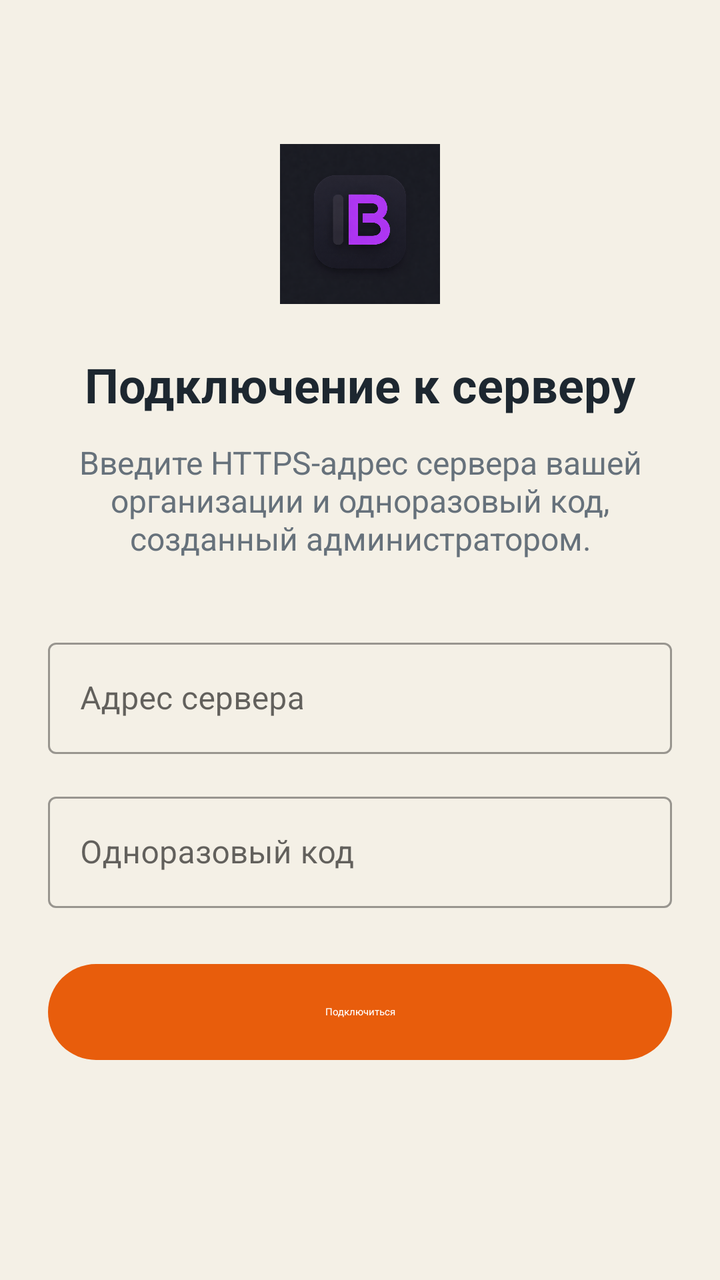
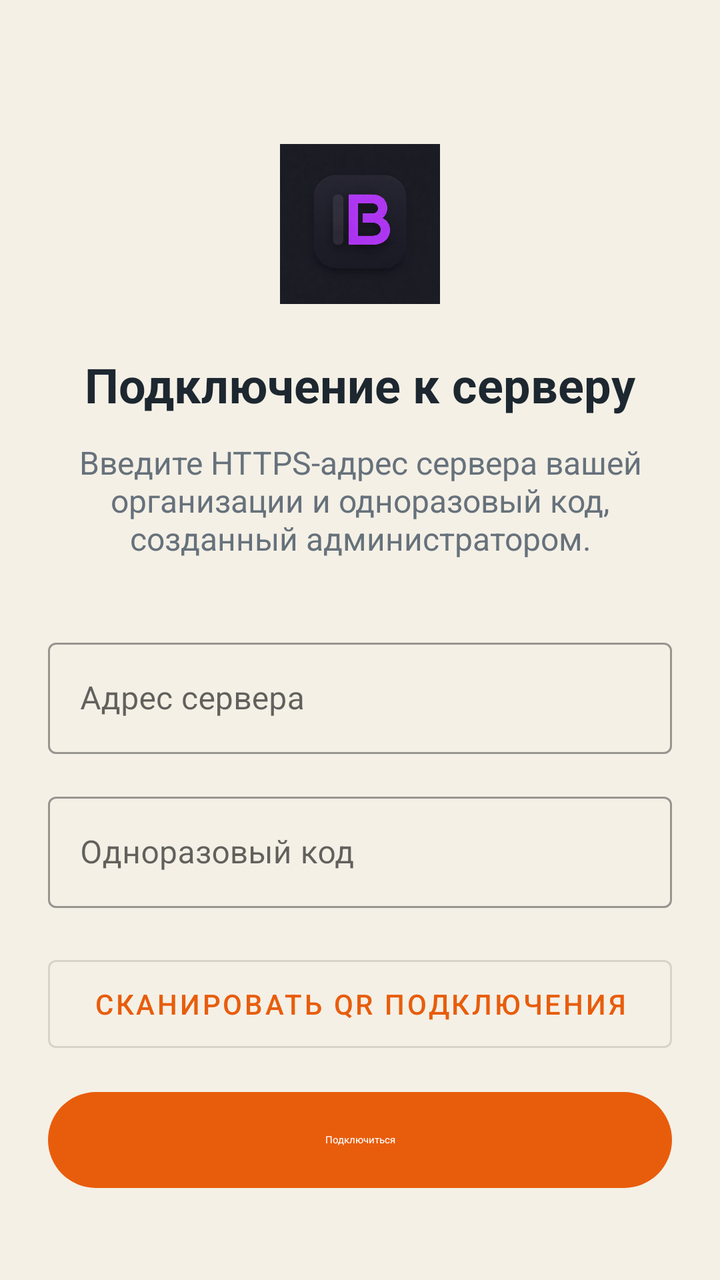

The first picture is an Android layout as it rendered before a commit; the second is the same layout after the commit. The layout source and the unified diff follow.
<!-- AndroidManifest.xml: activity theme Theme.InvenBase -->
<!-- res/layout/activity_server_setup.xml -->
<?xml version="1.0" encoding="utf-8"?>
<ScrollView xmlns:android="http://schemas.android.com/apk/res/android"
    android:layout_width="match_parent"
    android:layout_height="match_parent"
    android:background="@color/background"
    android:fillViewport="true">

    <LinearLayout
        android:layout_width="match_parent"
        android:layout_height="wrap_content"
        android:gravity="center_horizontal"
        android:orientation="vertical"
        android:padding="24dp">

        <ImageView
            android:layout_width="80dp"
            android:layout_height="80dp"
            android:layout_marginTop="48dp"
            android:contentDescription="@string/app_name"
            android:src="@drawable/app_icon_logo" />

        <TextView
            android:layout_width="wrap_content"
            android:layout_height="wrap_content"
            android:layout_marginTop="24dp"
            android:text="@string/server_setup_title"
            android:textColor="@color/text_primary"
            android:textSize="24sp"
            android:textStyle="bold" />

        <TextView
            android:layout_width="match_parent"
            android:layout_height="wrap_content"
            android:layout_marginTop="12dp"
            android:gravity="center"
            android:text="@string/server_setup_description"
            android:textColor="@color/text_secondary"
            android:textSize="16sp" />

        <com.google.android.material.textfield.TextInputLayout
            style="@style/Widget.MaterialComponents.TextInputLayout.OutlinedBox"
            android:layout_width="match_parent"
            android:layout_height="wrap_content"
            android:layout_marginTop="36dp"
            android:hint="@string/server_url">

            <com.google.android.material.textfield.TextInputEditText
                android:id="@+id/edit_server_url"
                android:layout_width="match_parent"
                android:layout_height="wrap_content"
                android:inputType="textUri"
                android:singleLine="true" />
        </com.google.android.material.textfield.TextInputLayout>

        <com.google.android.material.textfield.TextInputLayout
            style="@style/Widget.MaterialComponents.TextInputLayout.OutlinedBox"
            android:layout_width="match_parent"
            android:layout_height="wrap_content"
            android:layout_marginTop="16dp"
            android:hint="@string/server_setup_code">

            <com.google.android.material.textfield.TextInputEditText
                android:id="@+id/edit_setup_code"
                android:layout_width="match_parent"
                android:layout_height="wrap_content"
                android:digits="0123456789abcdefABCDEF- "
                android:inputType="textCapCharacters"
                android:singleLine="true" />
        </com.google.android.material.textfield.TextInputLayout>

        <com.google.android.material.button.MaterialButton
            android:id="@+id/button_connect_server"
            style="@style/Widget.Material3.Button"
            android:layout_width="match_parent"
            android:layout_height="@dimen/button_height"
            android:layout_marginTop="24dp"
            android:text="@string/connect_server" />

        <ProgressBar
            android:id="@+id/server_setup_progress"
            android:layout_width="wrap_content"
            android:layout_height="wrap_content"
            android:layout_marginTop="16dp"
            android:visibility="gone" />
    </LinearLayout>
</ScrollView>
<!-- resources referenced by this layout -->
<resources>
  <color name="background">#F4F0E6</color>
  <color name="text_primary">#1D2730</color>
  <color name="text_secondary">#66717B</color>
  <dimen name="button_height">56dp</dimen>
  <!-- drawable app_icon_logo: png bitmap (drawable, 449545 bytes) -->
  <string name="app_name">InvenBase</string>
  <string name="connect_server">Подключиться</string>
  <string name="server_setup_code">Одноразовый код</string>
  <string name="server_setup_description">Введите HTTPS-адрес сервера вашей организации и одноразовый код, созданный администратором.</string>
  <string name="server_setup_title">Подключение к серверу</string>
  <string name="server_url">Адрес сервера</string>
  <style name="Theme.InvenBase" parent="Theme.MaterialComponents.DayNight.NoActionBar">
          <item name="android:windowActionBar">false</item>
          <item name="windowActionBar">false</item>
          <item name="android:windowNoTitle">true</item>
          <item name="toolbarStyle">@style/InvenBaseActionBar</item>
          <item name="actionBarStyle">@style/InvenBaseActionBarStyle</item>
          <item name="colorPrimary">@color/primary</item>
          <item name="colorPrimaryDark">@color/primary_dark</item>
          <item name="colorAccent">@color/secondary</item>
          <item name="android:statusBarColor">@color/secondary</item>
          <item name="android:navigationBarColor">@color/background</item>
          <item name="android:windowBackground">@color/background</item>
          <item name="android:windowContentOverlay">@null</item>
          <item name="android:windowDrawsSystemBarBackgrounds">true</item>
          <item name="android:textColorPrimary">@color/text_primary</item>
          <item name="android:textColorSecondary">@color/text_secondary</item>
          
          <item name="colorSecondaryContainer">@color/secondary_container</item>
          <item name="colorOnSecondaryContainer">@color/text_primary</item>
          <item name="colorOutline">@color/outline</item>
      </style>
  <style name="InvenBaseActionBar" parent="Widget.MaterialComponents.Toolbar">
          <item name="logo">@null</item>
          <item name="navigationIcon">@null</item>
          <item name="android:background">@android:color/transparent</item>
      </style>
  <style name="InvenBaseActionBarStyle" parent="Widget.AppCompat.ActionBar.Solid">
          <item name="displayOptions">showTitle</item>
          <item name="logo">@null</item>
          <item name="android:background">@android:color/transparent</item>
      </style>
  <color name="primary">#E85D0C</color>
  <color name="primary_dark">#C84A08</color>
  <color name="secondary">#0077B8</color>
  <color name="secondary_container">#E6F4FB</color>
  <color name="outline">#4D1D2730</color>
</resources>

<!-- the commit's change to res/layout/activity_server_setup.xml (unified diff, before → after) -->
@@ -69,11 +69,19 @@
         </com.google.android.material.textfield.TextInputLayout>
 
         <com.google.android.material.button.MaterialButton
+            android:id="@+id/button_scan_server_qr"
+            style="@style/Widget.MaterialComponents.Button.OutlinedButton"
+            android:layout_width="match_parent"
+            android:layout_height="@dimen/button_height"
+            android:layout_marginTop="20dp"
+            android:text="@string/scan_server_setup_qr" />
+
+        <com.google.android.material.button.MaterialButton
             android:id="@+id/button_connect_server"
             style="@style/Widget.Material3.Button"
             android:layout_width="match_parent"
             android:layout_height="@dimen/button_height"
-            android:layout_marginTop="24dp"
+            android:layout_marginTop="12dp"
             android:text="@string/connect_server" />
 
         <ProgressBar
<!-- resource entries referenced after the edit -->
@@ -7,6 +7,7 @@
   <!-- drawable app_icon_logo: png bitmap (drawable, 449545 bytes) -->
   <string name="app_name">InvenBase</string>
   <string name="connect_server">Подключиться</string>
+  <string name="scan_server_setup_qr">Сканировать QR подключения</string>
   <string name="server_setup_code">Одноразовый код</string>
   <string name="server_setup_description">Введите HTTPS-адрес сервера вашей организации и одноразовый код, созданный администратором.</string>
   <string name="server_setup_title">Подключение к серверу</string>
